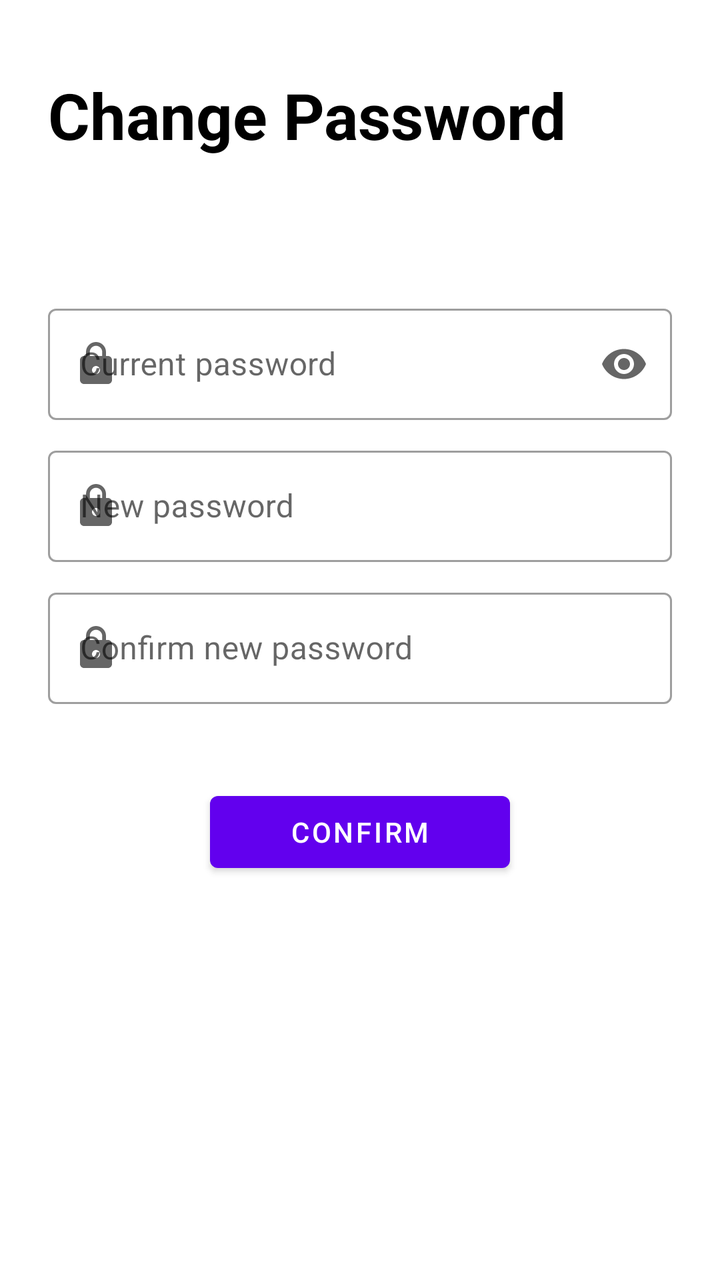
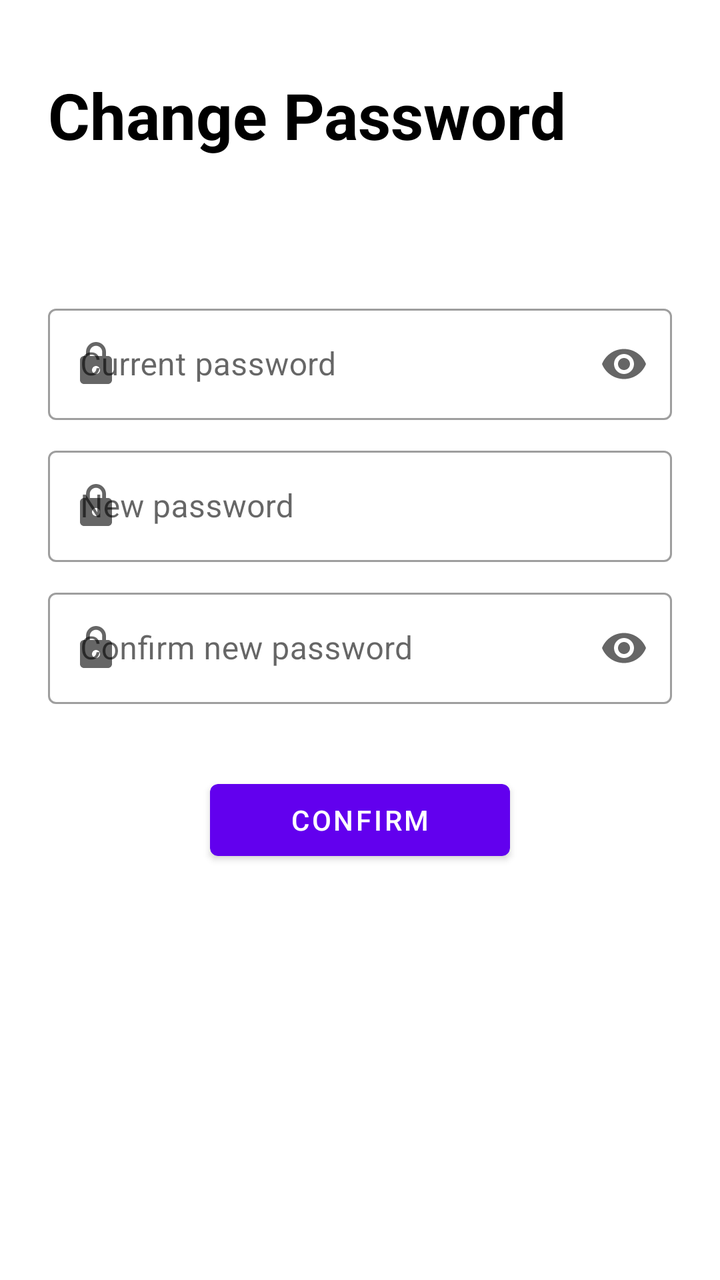

Two renders of the same Android screen: before a commit and after it. Below are the layout's source before the change and the commit's diff.
<!-- AndroidManifest.xml: application theme Theme.Attendance -->
<!-- res/layout/fragment_change_password.xml -->
<?xml version="1.0" encoding="utf-8"?>
<FrameLayout xmlns:android="http://schemas.android.com/apk/res/android"
    xmlns:app="http://schemas.android.com/apk/res-auto"
    xmlns:tools="http://schemas.android.com/tools"
    android:layout_width="match_parent"
    android:layout_height="match_parent"
    tools:context=".ChangePasswordFragment">

    <androidx.constraintlayout.widget.ConstraintLayout
        android:layout_width="match_parent"
        android:layout_height="match_parent">

        <TextView

            android:layout_marginStart="24dp"
            android:id="@+id/change_password_heading"
            android:layout_width="wrap_content"
            android:layout_height="wrap_content"
            android:layout_marginTop="36dp"
            android:text="@string/change_password"
            android:textColor="@color/blackTextColor"
            android:textSize="32sp"
            android:textStyle="bold"
            app:layout_constraintStart_toStartOf="parent"
            app:layout_constraintTop_toTopOf="parent" />

        <com.google.android.material.textfield.TextInputLayout
            android:id="@+id/current_password"
            android:layout_width="0dp"
            android:layout_marginHorizontal="24dp"
            android:layout_height="wrap_content"
            android:layout_marginTop="70dp"
            app:endIconMode="password_toggle"
            android:hint="@string/current_password"
            style="@style/Widget.MaterialComponents.TextInputLayout.OutlinedBox"
            app:layout_constraintEnd_toEndOf="parent"
            app:layout_constraintStart_toStartOf="parent"
            app:layout_constraintTop_toBottomOf="@id/change_password_heading"
            app:startIconDrawable="@drawable/ic_baseline_lock_24">

            <com.google.android.material.textfield.TextInputEditText
                android:id="@+id/current_password_edittext"
                android:layout_width="match_parent"
                android:layout_height="wrap_content"
                android:inputType="textPassword" />

        </com.google.android.material.textfield.TextInputLayout>

        <com.google.android.material.textfield.TextInputLayout
            android:id="@+id/change_new_password"
            android:layout_width="0dp"
            android:layout_marginHorizontal="24dp"
            android:layout_height="wrap_content"
            android:layout_marginTop="10dp"
            android:hint="@string/new_password"
            style="@style/Widget.MaterialComponents.TextInputLayout.OutlinedBox"
            app:layout_constraintEnd_toEndOf="parent"
            app:layout_constraintStart_toStartOf="parent"
            app:layout_constraintTop_toBottomOf="@id/current_password"
            app:startIconDrawable="@drawable/ic_baseline_lock_24">

            <com.google.android.material.textfield.TextInputEditText
                android:id="@+id/change_new_password_edittext"
                android:layout_width="match_parent"
                android:layout_height="wrap_content"
                android:inputType="textPassword" />

        </com.google.android.material.textfield.TextInputLayout>

        <com.google.android.material.textfield.TextInputLayout
            android:id="@+id/change_confirm_new_password"
            android:layout_width="0dp"
            android:layout_marginHorizontal="24dp"
            android:layout_height="wrap_content"
            android:layout_marginTop="10dp"
            android:hint="@string/confirm_new_password"
            style="@style/Widget.MaterialComponents.TextInputLayout.OutlinedBox"
            app:layout_constraintEnd_toEndOf="parent"
            app:layout_constraintStart_toStartOf="parent"
            app:layout_constraintTop_toBottomOf="@id/change_new_password"
            app:startIconDrawable="@drawable/ic_baseline_lock_24">

            <com.google.android.material.textfield.TextInputEditText
                android:id="@+id/change_confirm_new_password_edittext"
                android:layout_width="match_parent"
                android:layout_height="wrap_content"
                android:inputType="textVisiblePassword" />

        </com.google.android.material.textfield.TextInputLayout>

        <Button
            android:id="@+id/change_button"
            android:layout_width="150dp"
            android:layout_height="wrap_content"
            android:text="@string/confirm"
            android:layout_marginTop="40dp"
            app:layout_constraintStart_toStartOf="parent"
            app:layout_constraintEnd_toEndOf="parent"
            app:layout_constraintTop_toBottomOf="@id/change_confirm_new_password" />

        <ProgressBar
            android:id="@+id/change_progressBar"
            android:layout_width="wrap_content"
            android:layout_height="wrap_content"
            android:layout_gravity="center"
            android:layout_marginTop="48dp"
            android:layout_marginBottom="64dp"
            android:indeterminate="true"
            android:visibility="gone"
            app:layout_constraintBottom_toBottomOf="parent"
            app:layout_constraintEnd_toEndOf="parent"
            app:layout_constraintStart_toStartOf="parent"
            app:layout_constraintTop_toBottomOf="@id/change_button" />


    </androidx.constraintlayout.widget.ConstraintLayout>

</FrameLayout>
<!-- resources referenced by this layout -->
<resources>
  <color name="blackTextColor">#000</color>
  <!-- drawable ic_baseline_lock_24 (drawable) -->
  <vector android:height="24dp" android:tint="#585858"
      android:viewportHeight="24" android:viewportWidth="24"
      android:width="24dp" xmlns:android="http://schemas.android.com/apk/res/android">
      <path android:fillColor="@android:color/white" android:pathData="M18,8h-1L17,6c0,-2.76 -2.24,-5 -5,-5S7,3.24 7,6v2L6,8c-1.1,0 -2,0.9 -2,2v10c0,1.1 0.9,2 2,2h12c1.1,0 2,-0.9 2,-2L20,10c0,-1.1 -0.9,-2 -2,-2zM12,17c-1.1,0 -2,-0.9 -2,-2s0.9,-2 2,-2 2,0.9 2,2 -0.9,2 -2,2zM15.1,8L8.9,8L8.9,6c0,-1.71 1.39,-3.1 3.1,-3.1 1.71,0 3.1,1.39 3.1,3.1v2z"/>
  </vector>
  <string name="change_password">Change Password</string>
  <string name="confirm">Confirm</string>
  <string name="confirm_new_password">Confirm new password</string>
  <string name="current_password">Current password</string>
  <string name="new_password">New password</string>
  <style name="Theme.Attendance" parent="Theme.MaterialComponents.Light.DarkActionBar">
          
          <item name="colorPrimary">@color/purple_500</item>
          <item name="colorPrimaryVariant">@color/purple_700</item>
          <item name="colorOnPrimary">@color/white</item>
          
          <item name="colorSecondary">@color/teal_200</item>
          <item name="colorSecondaryVariant">@color/teal_700</item>
          <item name="colorOnSecondary">@color/black</item>
          
          <item name="android:statusBarColor">?attr/colorPrimaryVariant</item>
          
      </style>
  <color name="purple_500">#FF6200EE</color>
  <color name="purple_700">#FF3700B3</color>
  <color name="white">#FFFFFFFF</color>
  <color name="teal_200">#FF03DAC5</color>
  <color name="teal_700">#FF018786</color>
  <color name="black">#FF000000</color>
</resources>

<!-- the commit's change to res/layout/fragment_change_password.xml (unified diff, before → after) -->
@@ -12,10 +12,10 @@
 
         <TextView
 
-            android:layout_marginStart="24dp"
             android:id="@+id/change_password_heading"
             android:layout_width="wrap_content"
             android:layout_height="wrap_content"
+            android:layout_marginStart="24dp"
             android:layout_marginTop="36dp"
             android:text="@string/change_password"
             android:textColor="@color/blackTextColor"
@@ -26,13 +26,13 @@
 
         <com.google.android.material.textfield.TextInputLayout
             android:id="@+id/current_password"
+            style="@style/Widget.MaterialComponents.TextInputLayout.OutlinedBox"
             android:layout_width="0dp"
+            android:layout_height="wrap_content"
             android:layout_marginHorizontal="24dp"
-            android:layout_height="wrap_content"
             android:layout_marginTop="70dp"
+            android:hint="@string/current_password"
             app:endIconMode="password_toggle"
-            android:hint="@string/current_password"
-            style="@style/Widget.MaterialComponents.TextInputLayout.OutlinedBox"
             app:layout_constraintEnd_toEndOf="parent"
             app:layout_constraintStart_toStartOf="parent"
             app:layout_constraintTop_toBottomOf="@id/change_password_heading"
@@ -48,12 +48,12 @@
 
         <com.google.android.material.textfield.TextInputLayout
             android:id="@+id/change_new_password"
+            style="@style/Widget.MaterialComponents.TextInputLayout.OutlinedBox"
             android:layout_width="0dp"
+            android:layout_height="wrap_content"
             android:layout_marginHorizontal="24dp"
-            android:layout_height="wrap_content"
             android:layout_marginTop="10dp"
             android:hint="@string/new_password"
-            style="@style/Widget.MaterialComponents.TextInputLayout.OutlinedBox"
             app:layout_constraintEnd_toEndOf="parent"
             app:layout_constraintStart_toStartOf="parent"
             app:layout_constraintTop_toBottomOf="@id/current_password"
@@ -69,12 +69,13 @@
 
         <com.google.android.material.textfield.TextInputLayout
             android:id="@+id/change_confirm_new_password"
+            style="@style/Widget.MaterialComponents.TextInputLayout.OutlinedBox"
             android:layout_width="0dp"
+            android:layout_height="wrap_content"
             android:layout_marginHorizontal="24dp"
-            android:layout_height="wrap_content"
             android:layout_marginTop="10dp"
             android:hint="@string/confirm_new_password"
-            style="@style/Widget.MaterialComponents.TextInputLayout.OutlinedBox"
+            app:endIconMode="password_toggle"
             app:layout_constraintEnd_toEndOf="parent"
             app:layout_constraintStart_toStartOf="parent"
             app:layout_constraintTop_toBottomOf="@id/change_new_password"
@@ -84,34 +85,47 @@
                 android:id="@+id/change_confirm_new_password_edittext"
                 android:layout_width="match_parent"
                 android:layout_height="wrap_content"
-                android:inputType="textVisiblePassword" />
+                android:inputType="textPassword" />
 
         </com.google.android.material.textfield.TextInputLayout>
 
-        <Button
-            android:id="@+id/change_button"
+
+        <androidx.cardview.widget.CardView
             android:layout_width="150dp"
-            android:layout_height="wrap_content"
-            android:text="@string/confirm"
+            android:layout_height="36dp"
             android:layout_marginTop="40dp"
-            app:layout_constraintStart_toStartOf="parent"
-            app:layout_constraintEnd_toEndOf="parent"
-            app:layout_constraintTop_toBottomOf="@id/change_confirm_new_password" />
-
-        <ProgressBar
-            android:id="@+id/change_progressBar"
-            android:layout_width="wrap_content"
-            android:layout_height="wrap_content"
-            android:layout_gravity="center"
-            android:layout_marginTop="48dp"
-            android:layout_marginBottom="64dp"
-            android:indeterminate="true"
-            android:visibility="gone"
-            app:layout_constraintBottom_toBottomOf="parent"
+            android:elevation="8dp"
+            app:cardBackgroundColor="@color/purple_500"
+            app:cardCornerRadius="4sp"
             app:layout_constraintEnd_toEndOf="parent"
             app:layout_constraintStart_toStartOf="parent"
-            app:layout_constraintTop_toBottomOf="@id/change_button" />
+            app:layout_constraintTop_toBottomOf="@id/change_confirm_new_password">
 
+            <RelativeLayout
+                style="@style/Widget.MaterialComponents.Button"
+                android:layout_width="match_parent"
+                android:layout_height="match_parent">
+
+                <TextView
+                    android:id="@+id/change_button"
+                    android:layout_width="match_parent"
+                    android:layout_height="match_parent"
+                    android:gravity="center"
+                    android:text="@string/confirm"
+                    android:textAppearance="@style/TextAppearance.MaterialComponents.Button"
+                    android:textColor="@color/white" />
+
+                <ProgressBar
+                    android:id="@+id/change_progressBar"
+                    android:layout_width="match_parent"
+                    android:layout_height="match_parent"
+                    android:indeterminate="true"
+                    android:indeterminateTint="#FF9800"
+                    android:paddingHorizontal="2dp"
+                    android:paddingVertical="2dp"
+                    android:visibility="gone" />
+            </RelativeLayout>
+        </androidx.cardview.widget.CardView>
 
     </androidx.constraintlayout.widget.ConstraintLayout>
 
